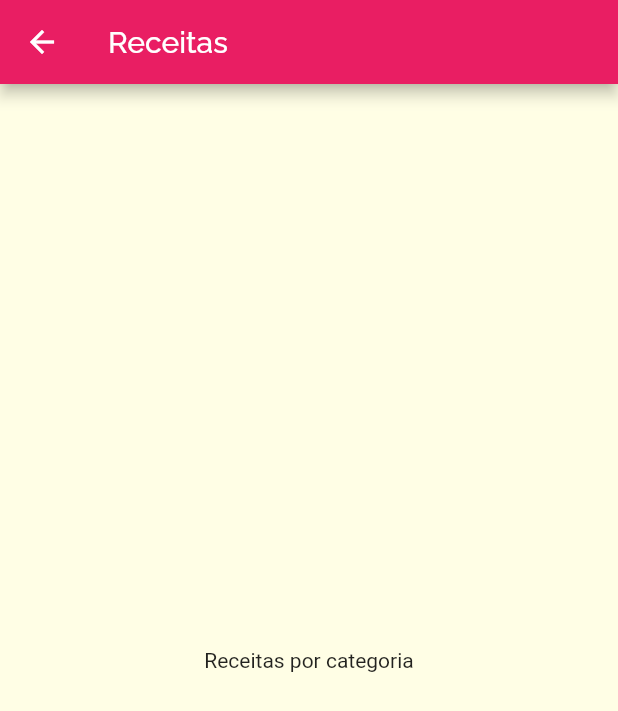
After one commit to DaviSilva2019/MultiplasTelasFlutter, a Flutter app: the screen it shows after launch, after a tap on "Italiano", on a phone screen of 412 x 824 dp. The commit adds this screen. Shown: the top 711 px of the screen. Run offline on Flutter 3.47's test engine with Material 2 defaults, Android fonts, the phone set to English and light mode, and no system bars.

Commit message:
### Adicionado  - Navegação em telas

```diff
--- a/lib/components/category_item.dart
+++ b/lib/components/category_item.dart
@@ -1,34 +1,41 @@
-import'package:flutter/material.dart';
-
+import 'package:flutter/material.dart';
 import '../models/category.dart';
-
+import '../screens/categories_meals_screen.dart';
 class CategoryItem extends StatelessWidget {
-
- // definindo variável do tipo categoria
+  // definindo variável do tipo categoria
   final Category category;
 
   // construtor
   const CategoryItem(this.category);
 
+  void __selectCategory(BuildContext context){
+    Navigator.of(context).push(
+      MaterialPageRoute(
+        builder: (_){
+          return CategoriesMealsScreen();
+        }
+      ),
+    );
+  }
+
   @override
   Widget build(BuildContext context) {
-    return Container(
+    return InkWell(
+      onTap: () => __selectCategory(context),
+      borderRadius: BorderRadius.circular(15),
+      child: Container(
         padding: EdgeInsets.all(15),
         child: Text(
           category.title,
           style: Theme.of(context).textTheme.title,
         ),
         decoration: BoxDecoration(
-          borderRadius: BorderRadius.circular(15),
-          gradient: LinearGradient(
-            colors: [
+            borderRadius: BorderRadius.circular(15),
+            gradient: LinearGradient(colors: [
               category.color.withOpacity(0.5),
               category.color,
-            ],
-            begin : Alignment.topLeft,
-            end: Alignment.bottomRight
-          )
-        ),
+            ], begin: Alignment.topLeft, end: Alignment.bottomRight)),
+      ),
     );
   }
 }
--- /dev/null
+++ b/lib/screens/categories_meals_screen.dart
@@ -0,0 +1,15 @@
+import 'package:flutter/material.dart';
+
+class CategoriesMealsScreen extends StatelessWidget {
+  @override
+  Widget build(BuildContext context) {
+    return Scaffold(
+      appBar: AppBar(
+        title: Text('Receitas'),
+      ),
+      body: Center
+        (child: Text('Receitas por categoria'),
+      ),
+    );
+  }
+}
```
